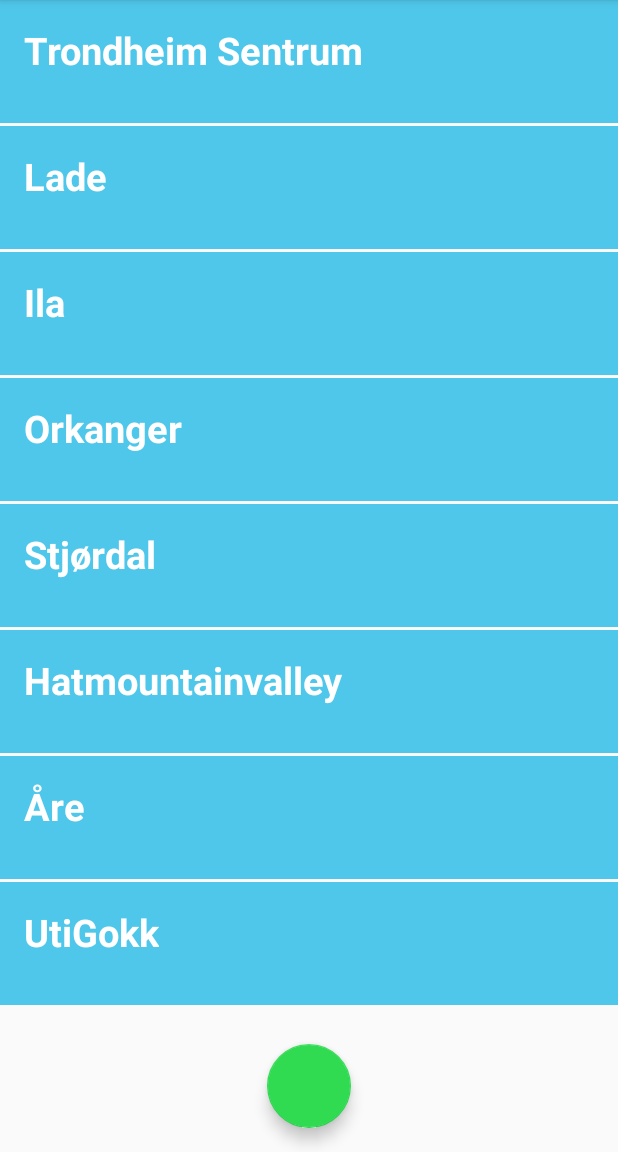
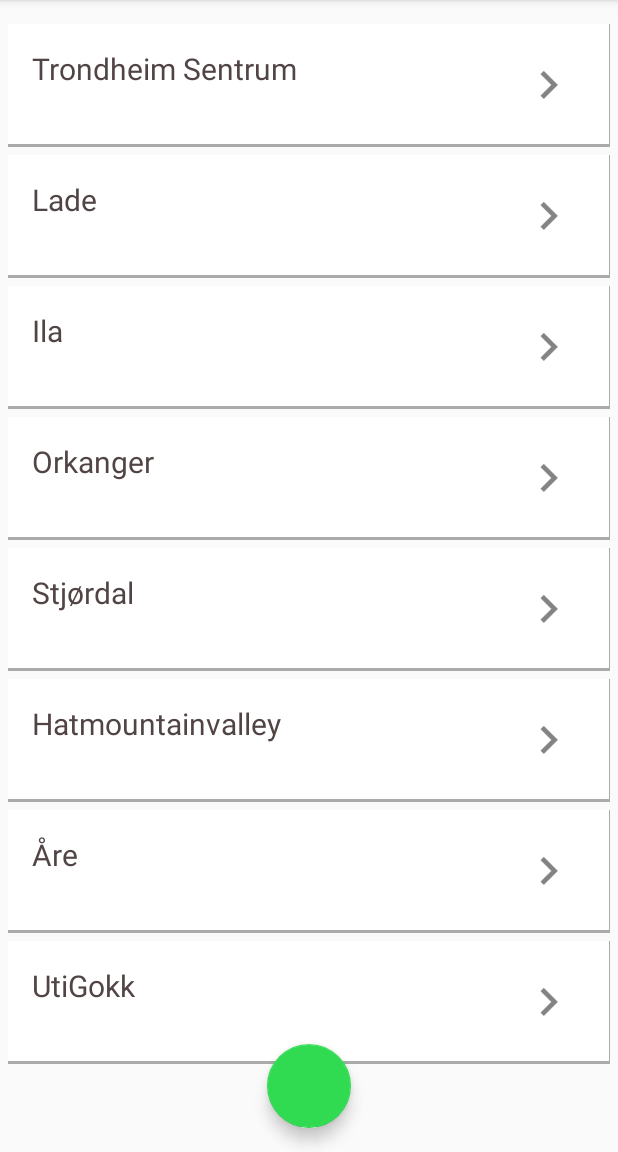
Before and after one commit to erlendg/Winder, an Android app: the screen it shows after launch (MainActivity), on a phone screen of 412 x 824 dp, the part 84-1236 px from its top. Run offline under Robolectric (Android 15) with nearby library versions, the phone set to English and light mode, and no system bars.

Commit message:
Fiksa litt på layouten til lista

```diff
--- a/app/src/main/java/com/eim/winder/SQLiteDatabase.java
+++ b/app/src/main/java/com/eim/winder/SQLiteDatabase.java
@@ -13,6 +13,7 @@ public class SQLiteDatabase extends SQLiteOpenHelper {
     public static final String TABLE_LOCATIONS = "locations";
     public static final String COLUMN_LOC_ID = "loc_id";
     public static final String COLUMN_NAME = "name";
+    public static final String COLUMN_TYPE = "type";
     public static final String COLUMN_MUNICIPALITY = "municipality";
     public static final String COLUMN_COUNTY = "county";
     public static final String COLUMN_XMLURL = "xmlURL";
@@ -28,9 +29,10 @@ public class SQLiteDatabase extends SQLiteOpenHelper {
     public static final String COLUMN_SUN ="sun";
     public static final String COLUM_CHECKINTERVAL = "checkinterval";
 
-    private static final String locationQuery = "CREATE TABLE " + TABLE_LOCATIONS + "{" +
+    private static final String createLocationsQuery = "CREATE TABLE " + TABLE_LOCATIONS + "{" +
             COLUMN_LOC_ID + "INTEGER PRIMARY KEY AUTOINCREMENT" +
             COLUMN_NAME + "TEXT" +
+            COLUMN_TYPE + "TEXT" +
             COLUMN_MUNICIPALITY + "TEXT" +
             COLUMN_COUNTY + "TEXT" +
             COLUMN_XMLURL + "TEXT" +
@@ -43,7 +45,7 @@ public class SQLiteDatabase extends SQLiteOpenHelper {
     @Override
     //Run when database gets created for the very first time:
     public void onCreate(android.database.sqlite.SQLiteDatabase db) {
-        db.execSQL(locationQuery);
+        db.execSQL(createLocationsQuery);
     }
 
     @Override
--- a/app/src/main/res/drawable/alertlist_view.xml
+++ b/app/src/main/res/drawable/alertlist_view.xml
@@ -6,7 +6,7 @@
 
         <padding
             android:bottom="3dp"
-            android:left="0dp"
-            android:right="1dp"
+            android:left="2dp"
+            android:right="2dp"
             android:top="3dp" />
 </shape>
--- /dev/null
+++ b/app/src/main/res/drawable/layerlist_view.xml
@@ -0,0 +1,17 @@
+<?xml version="1.0" encoding="utf-8"?>
+<layer-list xmlns:android="http://schemas.android.com/apk/res/android">
+    <item >
+        <shape
+            android:shape="rectangle">
+            <solid android:color="@android:color/darker_gray" />
+            <corners android:radius="0dp"/>
+        </shape>
+    </item>
+    <item android:right="1dp" android:left="0dp" android:bottom="2dp">
+        <shape
+            android:shape="rectangle">
+            <solid android:color="@android:color/white"/>
+            <corners android:radius="0dp"/>
+        </shape>
+    </item>
+</layer-list>
--- a/app/src/main/res/layout/content_main.xml
+++ b/app/src/main/res/layout/content_main.xml
@@ -14,10 +14,12 @@
         android:layout_height="wrap_content"
         android:id="@+id/alert_listview"
         android:divider="@android:color/transparent"
-        android:dividerHeight="2dp"
+        android:dividerHeight="5dp"
         android:layout_alignParentRight="true"
-        android:layout_alignParentTop="true"
-        android:scrollbars="none">
+        android:layout_marginTop="@dimen/activity_horizontal_margin"
+        android:scrollbars="none"
+        android:layout_marginLeft="5dp"
+        android:layout_marginRight="5dp">
 
     </ListView>
 </RelativeLayout>
--- a/app/src/main/res/layout/row_layout.xml
+++ b/app/src/main/res/layout/row_layout.xml
@@ -2,7 +2,7 @@
 <RelativeLayout xmlns:android="http://schemas.android.com/apk/res/android"
     android:layout_width="match_parent"
     android:layout_height="wrap_content"
-    android:background="@drawable/alertlist_view"
+    android:background="@drawable/layerlist_view"
     android:paddingBottom="@dimen/activity_vertical_margin"
     android:paddingLeft="@dimen/activity_horizontal_margin"
     android:paddingRight="@dimen/activity_horizontal_margin"
@@ -15,9 +15,18 @@
         android:layout_width="wrap_content"
         android:layout_height="wrap_content"
         android:id="@+id/itemname_textview"
-        android:textColor="#FFFF"
-        android:textSize="25dp"
-        android:textStyle="bold"/>
+        android:textColor="#514444"
+        android:textSize="20dp"
+        android:typeface="normal"/>
+
+    <ImageView
+        android:layout_width="50dp"
+        android:layout_height="50dp"
+        android:id="@+id/imageSettingsButton"
+        android:src="@drawable/ic_action_hardware_keyboard_arrow_right"
+        android:layout_alignParentRight="true"
+        android:layout_alignParentEnd="true"
+        android:layout_centerVertical="true"/>
 
 
 </RelativeLayout>
```
Also changed, not shown: app/src/main/res/drawable/ic_action_hardware_keyboard_arrow_right.png (added).
